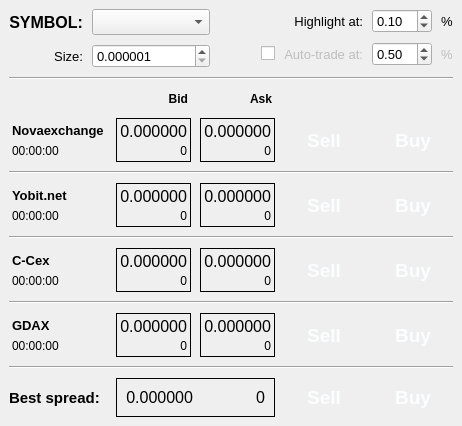
This is sources/FrontEnd/Terminal/ArbitrageStrategyWindow.ui in alimogh/trdk as Qt 5 draws it before an edit. The edited form follows.
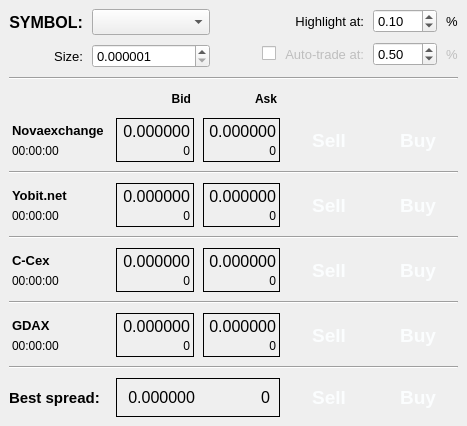
This is the edited form.

Commit message: [Brutus] Strategy module "Arbitrage adviser" renamed to "Arbitrage advisor". Add methods trdk::Lib::Numeric::IsNan and trdk::Lib::Numeric::IsNotNan. All arbitrage business logic moved from Terminal to the ArbitrageAdvisor.

```diff
--- a/sources/FrontEnd/Terminal/ArbitrageStrategyWindow.ui
+++ b/sources/FrontEnd/Terminal/ArbitrageStrategyWindow.ui
@@ -2,6 +2,14 @@
 <ui version="4.0">
  <class>ArbitrageStrategyWindow</class>
  <widget class="QMainWindow" name="ArbitrageStrategyWindow">
+  <property name="geometry">
+   <rect>
+    <x>0</x>
+    <y>0</y>
+    <width>467</width>
+    <height>420</height>
+   </rect>
+  </property>
   <property name="sizePolicy">
    <sizepolicy hsizetype="Minimum" vsizetype="Minimum">
     <horstretch>0</horstretch>
@@ -1252,6 +1260,9 @@
               <pointsize>10</pointsize>
              </font>
             </property>
+            <property name="minimum">
+             <double>-25.000000000000000</double>
+            </property>
             <property name="maximum">
              <double>25.000000000000000</double>
             </property>
```
The commit also changes 29 other files.
